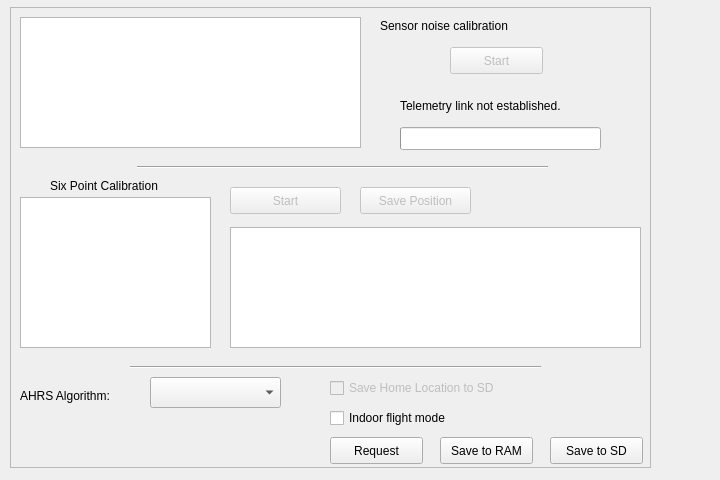
First picture: the form in ground/src/plugins/config/ahrs.ui, repository openpilot/OpenPilot, before the edit.
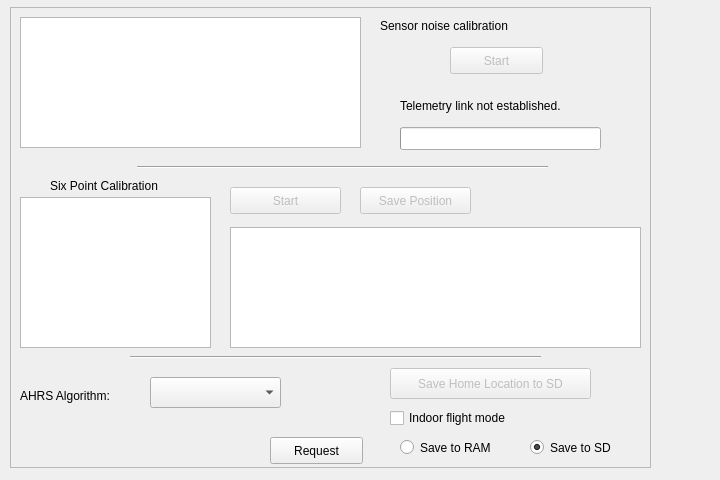
Second picture: the form after the edit.

Commit message: OP-38 Ground/Config gadget: AHRS indoor mode works, as well as Home Location saving.

Diff of the .ui file:
```diff
--- a/ground/src/plugins/config/ahrs.ui
+++ b/ground/src/plugins/config/ahrs.ui
@@ -171,61 +171,26 @@
      </rect>
     </property>
    </widget>
-   <widget class="QCheckBox" name="homeLocation">
+   <widget class="QPushButton" name="homeLocation">
     <property name="enabled">
      <bool>false</bool>
     </property>
     <property name="geometry">
      <rect>
-      <x>320</x>
-      <y>370</y>
+      <x>380</x>
+      <y>361</y>
       <width>201</width>
-      <height>22</height>
+      <height>31</height>
      </rect>
     </property>
     <property name="text">
      <string>Save Home Location to SD</string>
     </property>
    </widget>
-   <widget class="QPushButton" name="ahrsSettingsSaveRAM">
-    <property name="geometry">
-     <rect>
-      <x>430</x>
-      <y>430</y>
-      <width>93</width>
-      <height>27</height>
-     </rect>
-    </property>
-    <property name="toolTip">
-     <string>Save settings to the OP board (RAM only).
-
-This does not save the calibration settings, this is done using the
-specific calibration button on top of the screen.</string>
-    </property>
-    <property name="text">
-     <string>Save to RAM</string>
-    </property>
-   </widget>
-   <widget class="QPushButton" name="ahrsSettingsSaveSD">
-    <property name="geometry">
-     <rect>
-      <x>540</x>
-      <y>430</y>
-      <width>93</width>
-      <height>27</height>
-     </rect>
-    </property>
-    <property name="toolTip">
-     <string>Send settings to OP board, and save to the microSD card.</string>
-    </property>
-    <property name="text">
-     <string>Save to SD</string>
-    </property>
-   </widget>
    <widget class="QPushButton" name="ahrsSettingsRequest">
     <property name="geometry">
      <rect>
-      <x>320</x>
+      <x>260</x>
       <y>430</y>
       <width>93</width>
       <height>27</height>
@@ -242,7 +207,7 @@
     <property name="geometry">
      <rect>
       <x>120</x>
-      <y>350</y>
+      <y>340</y>
       <width>411</width>
       <height>20</height>
      </rect>
@@ -305,7 +270,7 @@
    <widget class="QCheckBox" name="indoorFlight">
     <property name="geometry">
      <rect>
-      <x>320</x>
+      <x>380</x>
       <y>400</y>
       <width>201</width>
       <height>22</height>
@@ -315,6 +280,50 @@
      <string>Indoor flight mode</string>
     </property>
    </widget>
+   <widget class="QRadioButton" name="ahrsSettingsSaveRAM">
+    <property name="geometry">
+     <rect>
+      <x>390</x>
+      <y>430</y>
+      <width>111</width>
+      <height>21</height>
+     </rect>
+    </property>
+    <property name="toolTip">
+     <string>Save settings to the OP board (RAM only).
+
+This does not save the calibration settings, this is done using the
+specific calibration button on top of the screen.</string>
+    </property>
+    <property name="text">
+     <string>Save to RAM</string>
+    </property>
+    <attribute name="buttonGroup">
+     <string>buttonGroup</string>
+    </attribute>
+   </widget>
+   <widget class="QRadioButton" name="ahrsSettingsSaveSD">
+    <property name="geometry">
+     <rect>
+      <x>520</x>
+      <y>430</y>
+      <width>101</width>
+      <height>21</height>
+     </rect>
+    </property>
+    <property name="toolTip">
+     <string>Send settings to OP board, and save to the microSD card.</string>
+    </property>
+    <property name="text">
+     <string>Save to SD</string>
+    </property>
+    <property name="checked">
+     <bool>true</bool>
+    </property>
+    <attribute name="buttonGroup">
+     <string>buttonGroup</string>
+    </attribute>
+   </widget>
   </widget>
  </widget>
  <resources/>
```
Left out of the diff: 30 changed lines with no effect on the pictures. The commit also changes 2 other files.
